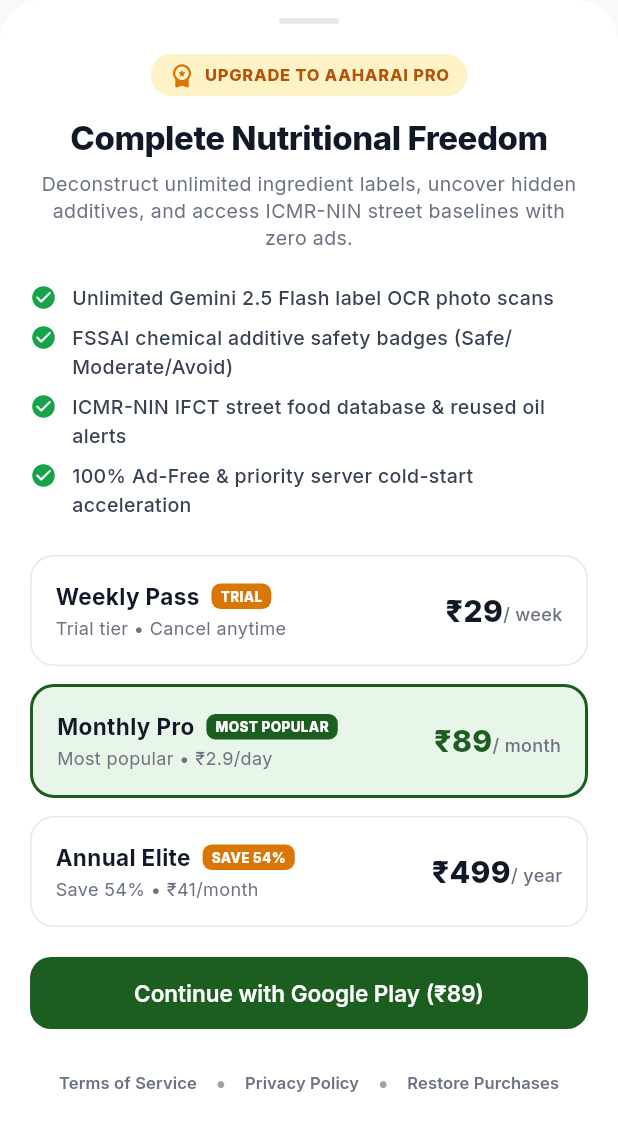
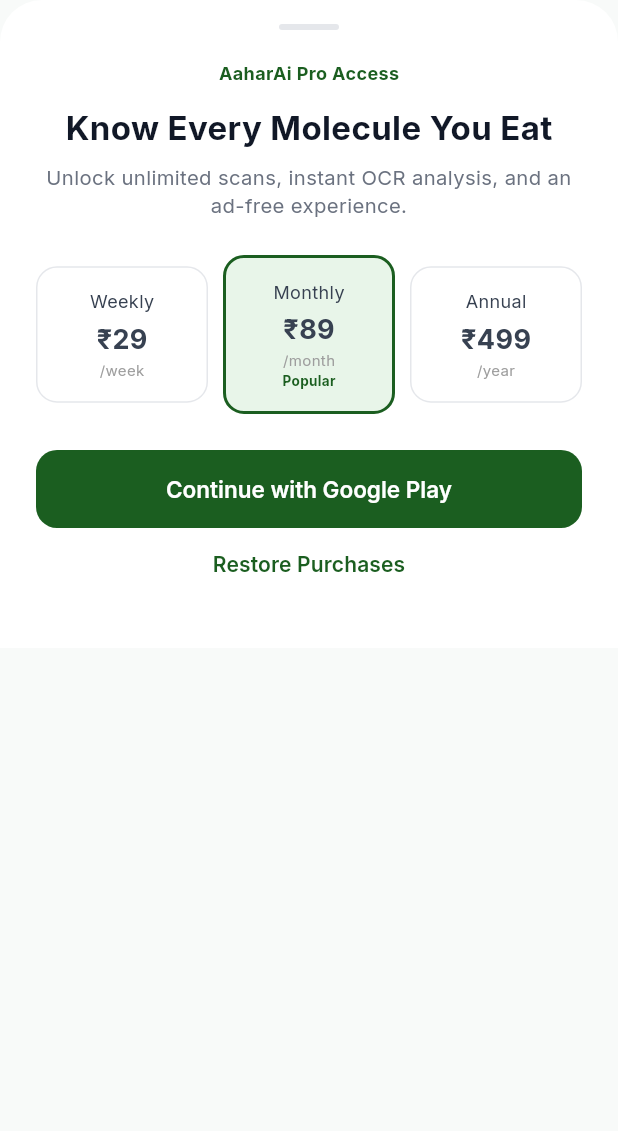
Before and after one commit to anubhav7773/AaharAI, a Flutter app: the UniversalScannerScreen screen opened by its route, after a tap on the "flash off" icon, after a tap on "Label OCR Photo", after a tap on the "workspace premium" icon, on a phone screen of 412 x 824 dp. Shown: the top 1131 px of the screen. Run offline on Flutter 3.47's test engine with Material 3 defaults, Android fonts, the phone set to English and light mode, and no system bars; our stand-ins replace camera, dio, flutter_riverpod, go_router, google_fonts, google_sign_in and 3 more; missing offline and left inert: mobile_scanner; accounts and stored records are empty; statements that could not run were skipped.

Commit message:
feat: add Google Play billing paywall
Implement billing service, reactive subscription providers, tiered paywall checkout, and focused entitlement coverage.

Co-authored-by: Copilot <223556219+Copilot@users.noreply.github.com>

```diff
--- /dev/null
+++ b/mobile/lib/core/billing/billing_service.dart
@@ -0,0 +1,93 @@
+import 'dart:async';
+
+import 'package:flutter/foundation.dart';
+import 'package:in_app_purchase/in_app_purchase.dart';
+
+class BillingService {
+  BillingService({InAppPurchase? store}) : _iap = store ?? InAppPurchase.instance;
+
+  final InAppPurchase _iap;
+  StreamSubscription<List<PurchaseDetails>>? _subscription;
+
+  static const weeklyPlanId = 'aaharai_pro_weekly';
+  static const monthlyPlanId = 'aaharai_pro_monthly';
+  static const annualPlanId = 'aaharai_pro_annual';
+
+  static const Set<String> productIds = {
+    weeklyPlanId,
+    monthlyPlanId,
+    annualPlanId,
+  };
+
+  final isProUser = ValueNotifier<bool>(false);
+  final products = ValueNotifier<List<ProductDetails>>(<ProductDetails>[]);
+  final _proUserChanges = StreamController<bool>.broadcast();
+  final _productChanges =
+      StreamController<List<ProductDetails>>.broadcast();
+
+  Stream<bool> get proUserChanges => _proUserChanges.stream;
+  Stream<List<ProductDetails>> get productChanges => _productChanges.stream;
+
+  Future<void> initialize() async {
+    if (!await _iap.isAvailable()) {
+      debugPrint('[BillingService] Google Play Store unavailable.');
+      return;
+    }
+
+    _subscription ??= _iap.purchaseStream.listen(
+      _handlePurchaseUpdates,
+      onError: (Object error) => debugPrint('[BillingService] $error'),
+    );
+    await loadProducts();
+    await restorePurchases();
+  }
+
+  Future<void> loadProducts() async {
+    final response = await _iap.queryProductDetails(productIds);
+    if (response.error != null) {
+      debugPrint('[BillingService] Query error: ${response.error!.message}');
+      return;
+    }
+    products.value = response.productDetails;
+    _productChanges.add(products.value);
+  }
+
+  Future<bool> buySubscription(ProductDetails product) {
+    return _iap.buyNonConsumable(
+      purchaseParam: PurchaseParam(productDetails: product),
+    );
+  }
+
+  Future<void> restorePurchases() => _iap.restorePurchases();
+
+  Future<void> _handlePurchaseUpdates(
+    List<PurchaseDetails> purchases,
+  ) async {
+    for (final purchase in purchases) {
+      if (purchase.status == PurchaseStatus.purchased ||
+          purchase.status == PurchaseStatus.restored) {
+        if (_verifyPurchase(purchase)) {
+          isProUser.value = true;
+          _proUserChanges.add(true);
+        }
+        if (purchase.pendingCompletePurchase) {
+          await _iap.completePurchase(purchase);
+        }
+      } else if (purchase.status == PurchaseStatus.error) {
+        debugPrint('[BillingService] Purchase error: ${purchase.error?.message}');
+      }
+    }
+  }
+
+  bool _verifyPurchase(PurchaseDetails purchase) {
+    return productIds.contains(purchase.productID);
+  }
+
+  void dispose() {
+    _subscription?.cancel();
+    isProUser.dispose();
+    products.dispose();
+    _proUserChanges.close();
+    _productChanges.close();
+  }
+}
--- /dev/null
+++ b/mobile/lib/core/billing/subscription_provider.dart
@@ -0,0 +1,24 @@
+import 'package:flutter_riverpod/flutter_riverpod.dart';
+import 'package:in_app_purchase/in_app_purchase.dart';
+
+import 'billing_service.dart';
+
+final billingServiceProvider = Provider<BillingService>((ref) {
+  final service = BillingService();
+  service.initialize();
+  ref.onDispose(service.dispose);
+  return service;
+});
+
+final isProUserProvider = StreamProvider<bool>((ref) async* {
+  final billing = ref.watch(billingServiceProvider);
+  yield billing.isProUser.value;
+  yield* billing.proUserChanges;
+});
+
+final subscriptionProductsProvider =
+    StreamProvider<List<ProductDetails>>((ref) async* {
+  final billing = ref.watch(billingServiceProvider);
+  yield billing.products.value;
+  yield* billing.productChanges;
+});
--- a/mobile/lib/features/subscription/presentation/paywall_modal.dart
+++ b/mobile/lib/features/subscription/presentation/paywall_modal.dart
@@ -1,301 +1,130 @@
 import 'package:flutter/material.dart';
-import 'package:google_fonts/google_fonts.dart';
-import '../../../core/theme/app_theme.dart';
+import 'package:flutter_riverpod/flutter_riverpod.dart';
+import 'package:in_app_purchase/in_app_purchase.dart';
 
-class PaywallModal extends StatefulWidget {
+import '../../../core/billing/billing_service.dart';
+import '../../../core/billing/subscription_provider.dart';
+
+class PaywallModal extends ConsumerStatefulWidget {
   const PaywallModal({super.key});
 
   static Future<void> show(BuildContext context) {
-    return showModalBottomSheet(
+    return showModalBottomSheet<void>(
       context: context,
       isScrollControlled: true,
       backgroundColor: Colors.transparent,
-      builder: (context) => const PaywallModal(),
+      builder: (_) => const PaywallModal(),
     );
   }
 
   @override
-  State<PaywallModal> createState() => _PaywallModalState();
+  ConsumerState<PaywallModal> createState() => _PaywallModalState();
 }
 
-class _PaywallModalState extends State<PaywallModal> {
-  int _selectedTier = 1; // 0: Weekly (₹29), 1: Monthly (₹89), 2: Annual (₹499)
+class _PaywallModalState extends ConsumerState<PaywallModal> {
+  String _selectedTierId = BillingService.monthlyPlanId;
+  bool _isProcessing = false;
 
-  final List<Map<String, dynamic>> _tiers = [
-    {
-      'title': 'Weekly Pass',
-      'price': '₹29',
-      'period': '/ week',
-      'subtitle': 'Trial tier • Cancel anytime',
-      'tag': 'TRIAL',
-    },
-    {
-      'title': 'Monthly Pro',
-      'price': '₹89',
-      'period': '/ month',
-      'subtitle': 'Most popular • ₹2.9/day',
-      'tag': 'MOST POPULAR',
-    },
-    {
-      'title': 'Annual Elite',
-      'price': '₹499',
-      'period': '/ year',
-      'subtitle': 'Save 54% • ₹41/month',
-      'tag': 'SAVE 54%',
-    },
-  ];
+  Future<void> _checkout() async {
+    final billing = ref.read(billingServiceProvider);
+    final products = ref.read(subscriptionProductsProvider).valueOrNull ?? [];
+    final product = _findProduct(products);
+    if (product == null) {
+      ScaffoldMessenger.of(context).showSnackBar(
+        const SnackBar(content: Text('Plans are currently unavailable.')),
+      );
+      return;
+    }
+
+    setState(() => _isProcessing = true);
+    try {
+      final initiated = await billing.buySubscription(product);
+      if (!initiated && mounted) {
+        ScaffoldMessenger.of(context).showSnackBar(
+          const SnackBar(content: Text('Payment initiation cancelled.')),
+        );
+      }
+    } finally {
+      if (mounted) setState(() => _isProcessing = false);
+    }
+  }
+
+  ProductDetails? _findProduct(List<ProductDetails> products) {
+    for (final product in products) {
+      if (product.id == _selectedTierId) return product;
+    }
+    return null;
+  }
 
   @override
   Widget build(BuildContext context) {
+    final pro = ref.watch(isProUserProvider).valueOrNull ?? false;
     return Container(
       decoration: const BoxDecoration(
         color: Colors.white,
         borderRadius: BorderRadius.vertical(top: Radius.circular(28)),
       ),
+      padding: const EdgeInsets.fromLTRB(24, 16, 24, 32),
       child: SafeArea(
-        top: false,
         child: SingleChildScrollView(
-          padding: const EdgeInsets.fromLTRB(20, 12, 20, 24),
           child: Column(
             mainAxisSize: MainAxisSize.min,
             children: [
-              // Draggable pill handle
               Container(
                 width: 40,
                 height: 4,
                 decoration: BoxDecoration(
-                  color: AaharTheme.borderGrey,
+                  color: const Color(0xFFE5E7EB),
                   borderRadius: BorderRadius.circular(2),
                 ),
               ),
-
               const SizedBox(height: 20),
-
-              // Header Badge & Title
-              Container(
-                padding: const EdgeInsets.symmetric(horizontal: 12, vertical: 5),
-                decoration: BoxDecoration(
-                  color: const Color(0xFFFEF3C7),
-                  borderRadius: BorderRadius.circular(20),
-                ),
-                child: Row(
-                  mainAxisSize: MainAxisSize.min,
-                  children: [
-                    const Icon(
-                      Icons.workspace_premium_rounded,
-                      color: Color(0xFFD97706),
-                      size: 18,
-                    ),
-                    const SizedBox(width: 6),
-                    Text(
-                      'UPGRADE TO AAHARAI PRO',
-                      style: GoogleFonts.inter(
-                        fontSize: 11,
-                        fontWeight: FontWeight.w800,
-                        letterSpacing: 0.5,
-                        color: const Color(0xFFB45309),
-                      ),
-                    ),
-                  ],
+              const Text('AaharAi Pro Access',
+                  style: TextStyle(
+                      color: Color(0xFF1B5E20),
+                      fontSize: 12,
+                      fontWeight: FontWeight.bold)),
+              const SizedBox(height: 12),
+              const Text('Know Every Molecule You Eat',
+                  style: TextStyle(
+                      fontSize: 22,
+                      fontWeight: FontWeight.bold,
+                      color: Color(0xFF111827))),
+              const SizedBox(height: 8),
+              Text(
+                pro
+                    ? 'Your Pro access is active.'
+                    : 'Unlock unlimited scans, instant OCR analysis, and an ad-free experience.',
+                textAlign: TextAlign.center,
+                style: const TextStyle(fontSize: 13.5, color: Color(0xFF6B7280)),
+              ),
+              const SizedBox(height: 24),
+              Row(
+                children: [
+                  _tier(BillingService.weeklyPlanId, 'Weekly', '₹29', '/week'),
+                  const SizedBox(width: 10),
+                  _tier(BillingService.monthlyPlanId, 'Monthly', '₹89', '/month',
+                      popular: true),
+                  const SizedBox(width: 10),
+                  _tier(BillingService.annualPlanId, 'Annual', '₹499', '/year'),
+                ],
+              ),
+              const SizedBox(height: 24),
+              SizedBox(
+                width: double.infinity,
+                height: 52,
+                child: ElevatedButton(
+                  onPressed: _isProcessing || pro ? null : _checkout,
+                  child: _isProcessing
+                      ? const CircularProgressIndicator()
+                      : const Text('Continue with Google Play'),
                 ),
               ),
-
-              const SizedBox(height: 12),
-
-              Text(
-                'Complete Nutritional Freedom',
-                textAlign: TextAlign.center,
-                style: GoogleFonts.inter(
-                  fontSize: 22,
-                  fontWeight: FontWeight.w800,
-                  letterSpacing: -0.3,
-                  color: AaharTheme.textHeadline,
-                ),
-              ),
-
-              const SizedBox(height: 6),
-
-              Text(
-                'Deconstruct unlimited ingredient labels, uncover hidden additives, and access ICMR-NIN street baselines with zero ads.',
-                textAlign: TextAlign.center,
-                style: GoogleFonts.inter(
-                  fontSize: 13,
-                  height: 1.4,
-                  color: AaharTheme.textMuted,
-                ),
-              ),
-
-              const SizedBox(height: 18),
-
-              // Value Checklist
-              _buildChecklistItem('Unlimited Gemini 2.5 Flash label OCR photo scans'),
-              _buildChecklistItem('FSSAI chemical additive safety badges (Safe/Moderate/Avoid)'),
-              _buildChecklistItem('ICMR-NIN IFCT street food database & reused oil alerts'),
-              _buildChecklistItem('100% Ad-Free & priority server cold-start acceleration'),
-
-              const SizedBox(height: 20),
-
-              // Plan Cards
-              ...List.generate(_tiers.length, (index) {
-                final tier = _tiers[index];
-                final isSelected = _selectedTier == index;
-
-                return GestureDetector(
-                  onTap: () => setState(() => _selectedTier = index),
-                  child: Container(
-                    margin: const EdgeInsets.only(bottom: 12),
-                    padding: const EdgeInsets.all(16),
-                    decoration: BoxDecoration(
-                      color: isSelected
-                          ? AaharTheme.primarySurface
-                          : Colors.white,
-                      borderRadius: BorderRadius.circular(16),
-                      border: Border.all(
-                        color: isSelected
-                            ? AaharTheme.primaryGreen
-                            : AaharTheme.borderGrey,
-                        width: isSelected ? 2 : 1,
-                      ),
-                    ),
-                    child: Row(
-                      mainAxisAlignment: MainAxisAlignment.spaceBetween,
-                      children: [
-                        Column(
-                          crossAxisAlignment: CrossAxisAlignment.start,
-                          children: [
-                            Row(
-                              children: [
-                                Text(
-                                  tier['title'] as String,
-                                  style: GoogleFonts.inter(
-                                    fontSize: 15,
-                                    fontWeight: FontWeight.w700,
-                                    color: AaharTheme.textHeadline,
-                                  ),
-                                ),
-                                if (tier['tag'] != null) ...[
-                                  const SizedBox(width: 8),
-                                  Container(
-                                    padding: const EdgeInsets.symmetric(
-                                      horizontal: 6,
-                                      vertical: 2,
-                                    ),
-                                    decoration: BoxDecoration(
-                                      color: isSelected
-                                          ? AaharTheme.primaryGreen
-                                          : const Color(0xFFD97706),
-                                      borderRadius: BorderRadius.circular(6),
-                                    ),
-                                    child: Text(
-                                      tier['tag'] as String,
-                                      style: GoogleFonts.inter(
-                                        fontSize: 9,
-                                        fontWeight: FontWeight.w800,
-                                        color: Colors.white,
-                                      ),
-                                    ),
-                                  ),
-                                ],
-                              ],
-                            ),
-                            const SizedBox(height: 2),
-                            Text(
-                              tier['subtitle'] as String,
-                              style: GoogleFonts.inter(
-                                fontSize: 12,
-                                color: AaharTheme.textMuted,
-                              ),
-                            ),
-                          ],
-                        ),
-                        Row(
-                          crossAxisAlignment: CrossAxisAlignment.baseline,
-                          textBaseline: TextBaseline.alphabetic,
-                          children: [
-                            Text(
-                              tier['price'] as String,
-                              style: GoogleFonts.inter(
-                                fontSize: 20,
-                                fontWeight: FontWeight.w800,
-                                color: isSelected
-                                    ? AaharTheme.primaryGreen
-                                    : AaharTheme.textHeadline,
-                              ),
-                            ),
-                            Text(
-                              tier['period'] as String,
-                              style: GoogleFonts.inter(
-                                fontSize: 12,
-                                fontWeight: FontWeight.w500,
-                                color: AaharTheme.textMuted,
-                              ),
-                            ),
-                          ],
-                        ),
-                      ],
-                    ),
-                  ),
-                );
-              }),
-
-              const SizedBox(height: 8),
-
-              // Checkout CTA Button
-              ElevatedButton(
-                onPressed: () {
-                  final selected = _tiers[_selectedTier];
-                  ScaffoldMessenger.of(context).showSnackBar(
-                    SnackBar(
-                      backgroundColor: AaharTheme.primaryGreen,
-                      content: Text(
-                        'Connecting to Google Play Billing for ${selected['title']} (${selected['price']})...',
-                      ),
-                    ),
-                  );
-                  Navigator.pop(context);
-                },
-                child: Text('Continue with Google Play (${_tiers[_selectedTier]['price']})'),
-              ),
-
-              const SizedBox(height: 12),
-
-              // Terms & Privacy Links
-              Row(
-                mainAxisAlignment: MainAxisAlignment.center,
-                children: [
-                  TextButton(
-                    onPressed: () {},
-                    child: Text(
-                      'Terms of Service',
-                      style: GoogleFonts.inter(
-                        fontSize: 11,
-                        color: AaharTheme.textMuted,
-                      ),
-                    ),
-                  ),
-                  const Text('•', style: TextStyle(color: AaharTheme.textLight)),
-                  TextButton(
-                    onPressed: () {},
-                    child: Text(
-                      'Privacy Policy',
-                      style: GoogleFonts.inter(
-                        fontSize: 11,
-                        color: AaharTheme.textMuted,
-                      ),
-                    ),
-                  ),
-                  const Text('•', style: TextStyle(color: AaharTheme.textLight)),
-                  TextButton(
-                    onPressed: () {},
-                    child: Text(
-                      'Restore Purchases',
-                      style: GoogleFonts.inter(
-                        fontSize: 11,
-                        color: AaharTheme.textMuted,
-                      ),
-                    ),
-                  ),
-                ],
+              TextButton(
+                onPressed: _isProcessing
+                    ? null
+                    : () => ref.read(billingServiceProvider).restorePurchases(),
+                child: const Text('Restore Purchases'),
               ),
             ],
           ),
@@ -304,29 +133,42 @@ class _PaywallModalState extends State<PaywallModal> {
     );
   }
 
-  Widget _buildChecklistItem(String text) {
-    return Padding(
-      padding: const EdgeInsets.symmetric(vertical: 4.0),
-      child: Row(
-        crossAxisAlignment: CrossAxisAlignment.start,
-        children: [
-          const Icon(
-            Icons.check_circle_rounded,
-            color: AaharTheme.safeGreen,
-            size: 18,
-          ),
-          const SizedBox(width: 10),
-          Expanded(
-            child: Text(
-              text,
-              style: GoogleFonts.inter(
-                fontSize: 13,
-                fontWeight: FontWeight.w500,
-                color: AaharTheme.textBody,
-              ),
+  Widget _tier(String id, String title, String price, String period,
+      {bool popular = false}) {
+    final selected = _selectedTierId == id;
+    return Expanded(
+      child: GestureDetector(
+        onTap: () => setState(() => _selectedTierId = id),
+        child: Container(
+          padding: const EdgeInsets.symmetric(vertical: 14, horizontal: 6),
+          decoration: BoxDecoration(
+            color: selected ? const Color(0xFFE8F5E9) : Colors.white,
+            borderRadius: BorderRadius.circular(14),
+            border: Border.all(
+              color: selected
+                  ? const Color(0xFF1B5E20)
+                  : const Color(0xFFE5E7EB),
+              width: selected ? 2 : 1,
             ),
           ),
-        ],
+          child: Column(
+            children: [
+              Text(title, style: const TextStyle(fontSize: 12)),
+              const SizedBox(height: 4),
+              Text(price,
+                  style: const TextStyle(
+                      fontSize: 18, fontWeight: FontWeight.bold)),
+              Text(period,
+                  style: const TextStyle(fontSize: 10, color: Colors.grey)),
+              if (popular)
+                const Text('Popular',
+                    style: TextStyle(
+                        fontSize: 9,
+                        color: Color(0xFF1B5E20),
+                        fontWeight: FontWeight.bold)),
+            ],
+          ),
+        ),
       ),
     );
   }
--- a/mobile/pubspec.yaml
+++ b/mobile/pubspec.yaml
@@ -34,6 +34,7 @@ dependencies:
   flutter_svg: ^2.0.10+1
   intl: ^0.19.0
   url_launcher: ^6.2.5
+  in_app_purchase: ^3.2.0
 
 dev_dependencies:
   flutter_test:
```
Also changed, not shown: mobile/pubspec.lock, 2 other files.
